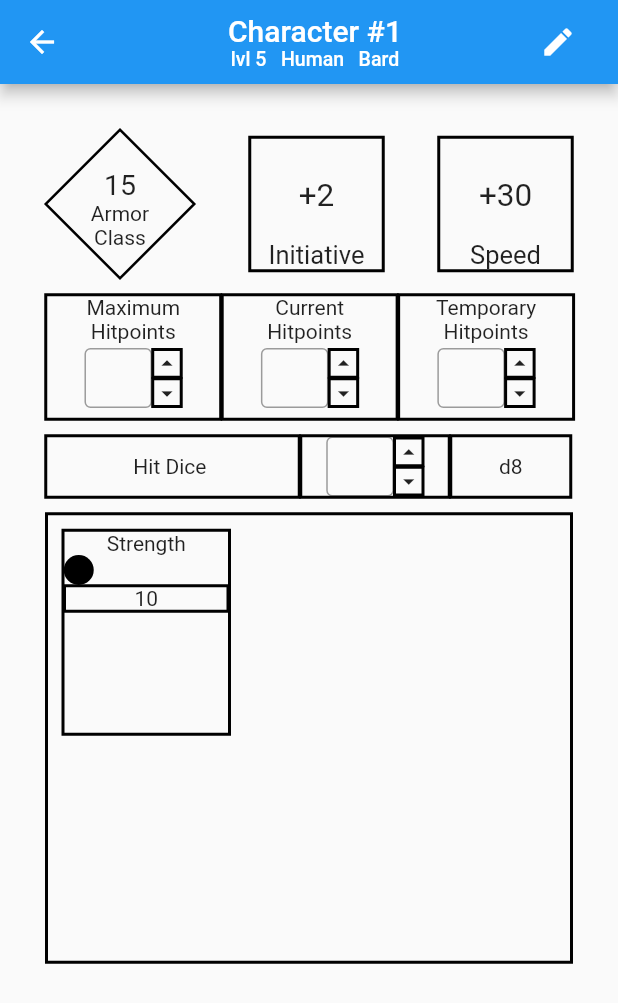
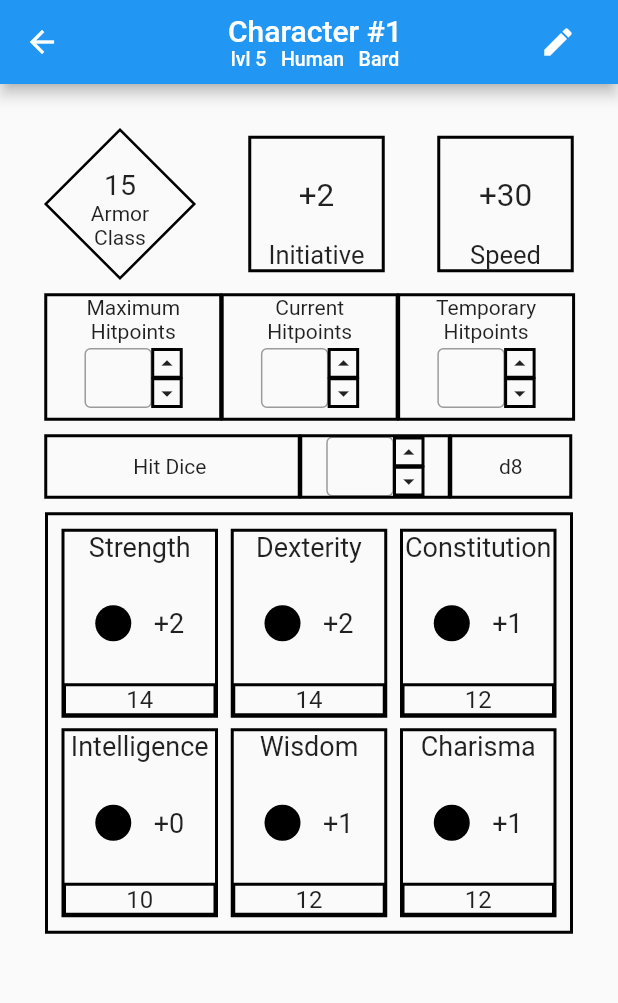
Before and after one commit to Oscarrr00/CharacterKeeper, a Flutter app: the CharactersUser screen opened directly, after a tap on "Character #1", on a phone screen of 412 x 824 dp. Shown: the top 1003 px of the screen. Run offline on Flutter 3.47's test engine with Material 2 defaults, Android fonts, the light colour scheme and no system bars.

Commit message:
Ultimos retoques de los items stats

```diff
--- a/character_keeper/lib/items/data_de_increment.dart
+++ b/character_keeper/lib/items/data_de_increment.dart
@@ -40,9 +40,12 @@ class DataDeIncrement extends StatelessWidget {
                         side: BorderSide(
                   color: Colors.black,
                 ))),
+                child: InkWell(
+                  onTap: () {},
                   child: Icon(
                     Icons.arrow_drop_up,
                     size: 18.0,
+                  ),
                 ),
               ),
               Container(
@@ -52,9 +55,12 @@ class DataDeIncrement extends StatelessWidget {
                         side: BorderSide(
                   color: Colors.black,
                 ))),
+                child: InkWell(
+                  onTap: () {},
                   child: Icon(
                     Icons.arrow_drop_down,
                     size: 18.0,
+                  ),
                 ),
               ),
             ],
--- /dev/null
+++ b/character_keeper/lib/items/data_primary_stats.dart
@@ -0,0 +1,50 @@
+import 'package:flutter/material.dart';
+
+class DataPrimaryStats extends StatelessWidget {
+  final String stat;
+  final int stat_modifier;
+  final int stat_number;
+  DataPrimaryStats({
+    Key? key,
+    required this.stat,
+    required this.stat_modifier,
+    required this.stat_number,
+  }) : super(key: key);
+
+  @override
+  Widget build(BuildContext context) {
+    ShapeDecoration decoration_border = new ShapeDecoration(
+        shape: BeveledRectangleBorder(
+            side: BorderSide(
+      color: Colors.black,
+    )));
+    return Container(
+        width: 310 / 3,
+        height: 250 / 2,
+        child: Column(children: [
+          Text("${stat}", style: TextStyle(fontSize: 18)),
+          Expanded(
+            child: Row(mainAxisAlignment: MainAxisAlignment.center, children: [
+              CircleAvatar(
+                radius: 12,
+                backgroundColor: Colors.black,
+              ),
+              SizedBox(width: 15),
+              Text("+${stat_modifier}", style: TextStyle(fontSize: 18)),
+            ]),
+          ),
+          Row(
+            children: [
+              Expanded(
+                child: Container(
+                    alignment: Alignment.center,
+                    child:
+                        Text("${stat_number}", style: TextStyle(fontSize: 16)),
+                    decoration: decoration_border),
+              ),
+            ],
+          )
+        ]),
+        decoration: decoration_border);
+  }
+}
--- a/character_keeper/lib/pages/characters_page.dart
+++ b/character_keeper/lib/pages/characters_page.dart
@@ -21,6 +21,11 @@ class CharactersUser extends StatelessWidget {
         "armor": 15,
         "level": 5,
         "dexterity": 2,
+        "strength": 2,
+        "constitution": 1,
+        "intelligence": 0,
+        "wisdom": 1,
+        "charisma": 1,
         "speed": 30,
         "hitDice": "d8"
       },
@@ -31,6 +36,11 @@ class CharactersUser extends StatelessWidget {
         "armor": 15,
         "level": 5,
         "dexterity": 2,
+        "strength": 2,
+        "constitution": 1,
+        "intelligence": 0,
+        "wisdom": 1,
+        "charisma": 1,
         "speed": 30,
         "hitDice": "d8"
       }
--- a/character_keeper/lib/pages/details_character.dart
+++ b/character_keeper/lib/pages/details_character.dart
@@ -1,9 +1,10 @@
 import 'package:character_keeper/items/data_de_increment.dart';
 import 'package:character_keeper/items/data_hitpoints.dart';
+import 'package:character_keeper/items/data_primary_stats.dart';
 import 'package:character_keeper/items/square_stats.dart';
 import 'package:flutter/material.dart';
 
-class DetailsCharacter extends StatefulWidget {
+class DetailsCharacter extends StatelessWidget {
   final dynamic character;
   const DetailsCharacter({
     Key? key,
@@ -11,13 +12,12 @@ class DetailsCharacter extends StatefulWidget {
   }) : super(key: key);
 
   @override
-  State<DetailsCharacter> createState() => _DetailsCharacterState();
-}
-
-class _DetailsCharacterState extends State<DetailsCharacter> {
-  @override
   Widget build(BuildContext context) {
-    int proficiency = 2;
+    ShapeDecoration decoration_border = new ShapeDecoration(
+        shape: BeveledRectangleBorder(
+            side: BorderSide(
+      color: Colors.black,
+    )));
     var maxHitpointsController = TextEditingController();
     var currentHitpointsController = TextEditingController();
     var temporaryHitpointsController = TextEditingController();
@@ -30,9 +30,9 @@ class _DetailsCharacterState extends State<DetailsCharacter> {
             SizedBox(),
             Column(
               children: [
-                Text("${widget.character["name"]}"),
+                Text("${character["name"]}"),
                 Text(
-                    "lvl ${widget.character["level"]}   ${widget.character["race"]}   ${widget.character["class"]}",
+                    "lvl ${character["level"]}   ${character["race"]}   ${character["class"]}",
                     style: TextStyle(fontSize: 13)),
               ],
             ),
@@ -51,7 +51,7 @@ class _DetailsCharacterState extends State<DetailsCharacter> {
                     child: Column(
                       children: [
                         SizedBox(height: 25),
-                        Text("${widget.character["armor"]}",
+                        Text("${character["armor"]}",
                             style: TextStyle(fontSize: 19)),
                         Text("Armor", style: TextStyle(fontSize: 14)),
                         Text("Class", style: TextStyle(fontSize: 14)),
@@ -64,10 +64,9 @@ class _DetailsCharacterState extends State<DetailsCharacter> {
                               color: Colors.black,
                             )))),
                 SquareData(
-                    content: widget.character["dexterity"],
+                    content: character["dexterity"],
                     name_content: "Initiative"),
-                SquareData(
-                    content: widget.character["speed"], name_content: "Speed"),
+                SquareData(content: character["speed"], name_content: "Speed"),
               ],
             ),
             SizedBox(height: 10),
@@ -90,84 +89,67 @@ class _DetailsCharacterState extends State<DetailsCharacter> {
                     alignment: Alignment.center,
                     height: 42,
                     width: 170,
-                    decoration: ShapeDecoration(
-                        shape: BeveledRectangleBorder(
-                            side: BorderSide(
-                      color: Colors.black,
-                    ))),
+                    decoration: decoration_border,
                     child: Text("Hit Dice ", style: TextStyle(fontSize: 14))),
                 Container(
                     alignment: Alignment.center,
                     height: 42,
                     width: 100,
-                    decoration: ShapeDecoration(
-                        shape: BeveledRectangleBorder(
-                            side: BorderSide(
-                      color: Colors.black,
-                    ))),
+                    decoration: decoration_border,
                     child: DataDeIncrement(controller: hitDiceController)),
                 Container(
                     alignment: Alignment.center,
                     height: 42,
                     width: 81,
-                    decoration: ShapeDecoration(
-                        shape: BeveledRectangleBorder(
-                            side: BorderSide(
-                      color: Colors.black,
-                    ))),
-                    child: Text("${widget.character["hitDice"]}")),
+                    decoration: decoration_border,
+                    child: Text("${character["hitDice"]}")),
               ],
             ),
             SizedBox(height: 10),
             Container(
                 width: 351,
-                height: 300,
+                height: 280,
                 padding: EdgeInsets.all(10),
                 child: Column(
                   mainAxisAlignment: MainAxisAlignment.spaceBetween,
                   children: [
                     Row(
+                      mainAxisAlignment: MainAxisAlignment.spaceBetween,
                       children: [
-                        Container(
-                            width: 336 / 3,
-                            height: 274 / 2,
-                            child: Column(children: [
-                              Text("Strength"),
-                              Row(children: [
-                                CircleAvatar(
-                                  radius: 10,
-                                  backgroundColor: Colors.black,
-                                )
-                              ]),
-                              Row(
-                                children: [
-                                  Expanded(
-                                    child: Container(
-                                        alignment: Alignment.center,
-                                        child: Text("10"),
-                                        decoration: ShapeDecoration(
-                                            shape: BeveledRectangleBorder(
-                                                side: BorderSide(
-                                          color: Colors.black,
-                                        )))),
-                                  ),
-                                ],
-                              )
-                            ]),
-                            decoration: ShapeDecoration(
-                                shape: BeveledRectangleBorder(
-                                    side: BorderSide(
-                              color: Colors.black,
-                            ))))
+                        DataPrimaryStats(
+                            stat: "Strength",
+                            stat_modifier: character["strength"],
+                            stat_number: 14),
+                        DataPrimaryStats(
+                            stat: "Dexterity",
+                            stat_modifier: character["dexterity"],
+                            stat_number: 14),
+                        DataPrimaryStats(
+                            stat: "Constitution",
+                            stat_modifier: character["constitution"],
+                            stat_number: 12),
+                      ],
+                    ),
+                    Row(
+                      mainAxisAlignment: MainAxisAlignment.spaceBetween,
+                      children: [
+                        DataPrimaryStats(
+                            stat: "Intelligence",
+                            stat_modifier: character["intelligence"],
+                            stat_number: 10),
+                        DataPrimaryStats(
+                            stat: "Wisdom",
+                            stat_modifier: character["wisdom"],
+                            stat_number: 12),
+                        DataPrimaryStats(
+                            stat: "Charisma",
+                            stat_modifier: character["charisma"],
+                            stat_number: 12),
                       ],
                     )
                   ],
                 ),
-                decoration: ShapeDecoration(
-                    shape: BeveledRectangleBorder(
-                        side: BorderSide(
-                  color: Colors.black,
-                )))),
+                decoration: decoration_border),
           ]),
         ));
   }
```
Lines whose indentation alone changed are shown as unchanged.
